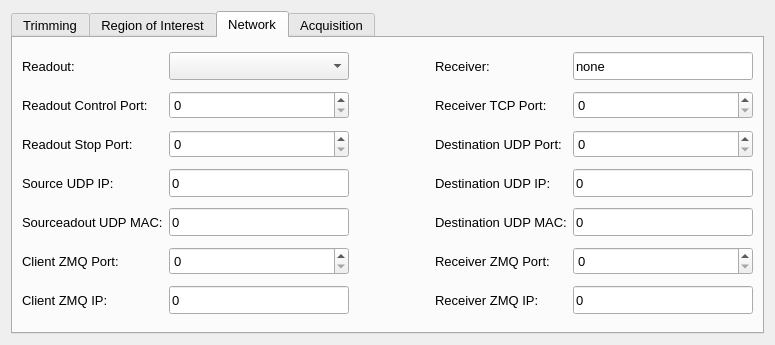
Old version of the form slsDetectorGui/forms/form_tab_advanced.ui in the repository slsdetectorgroup/slsDetectorPackage.
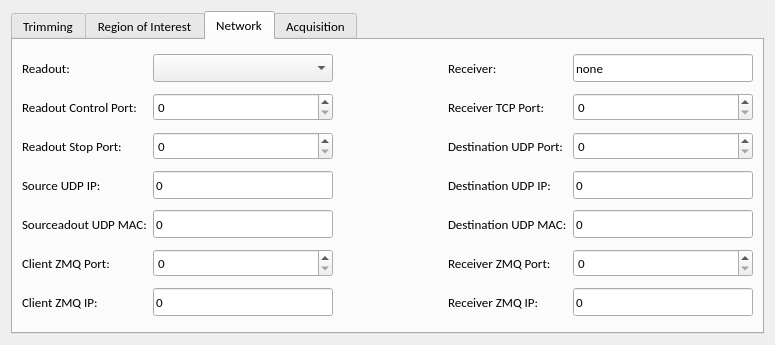
New version of the form. The open tabs and pages were chosen to show the change. Icons and pictures are not drawn.

What changed in the file:
```diff
--- a/slsDetectorGui/forms/form_tab_advanced.ui
+++ b/slsDetectorGui/forms/form_tab_advanced.ui
@@ -28,6 +28,12 @@
     <height>345</height>
    </size>
   </property>
+  <property name="font">
+   <font>
+    <family>Carlito</family>
+    <pointsize>10</pointsize>
+   </font>
+  </property>
   <property name="windowTitle">
    <string>Form</string>
   </property>
```
Left out of the diff: 2 changed lines with no effect on the pictures.
